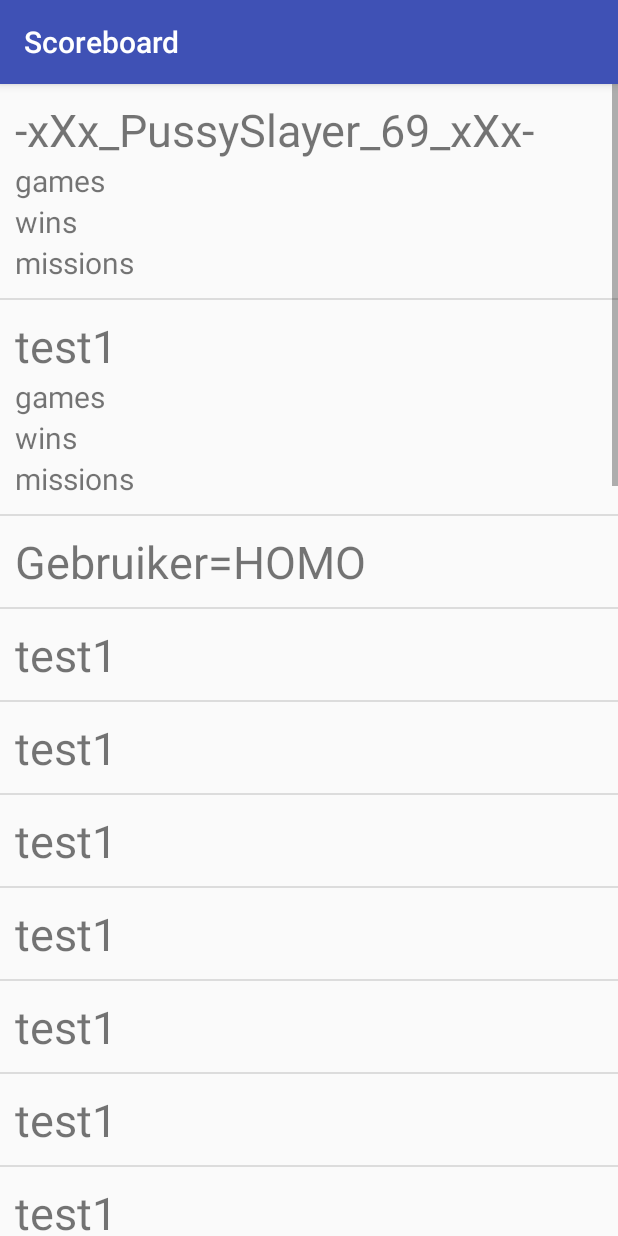
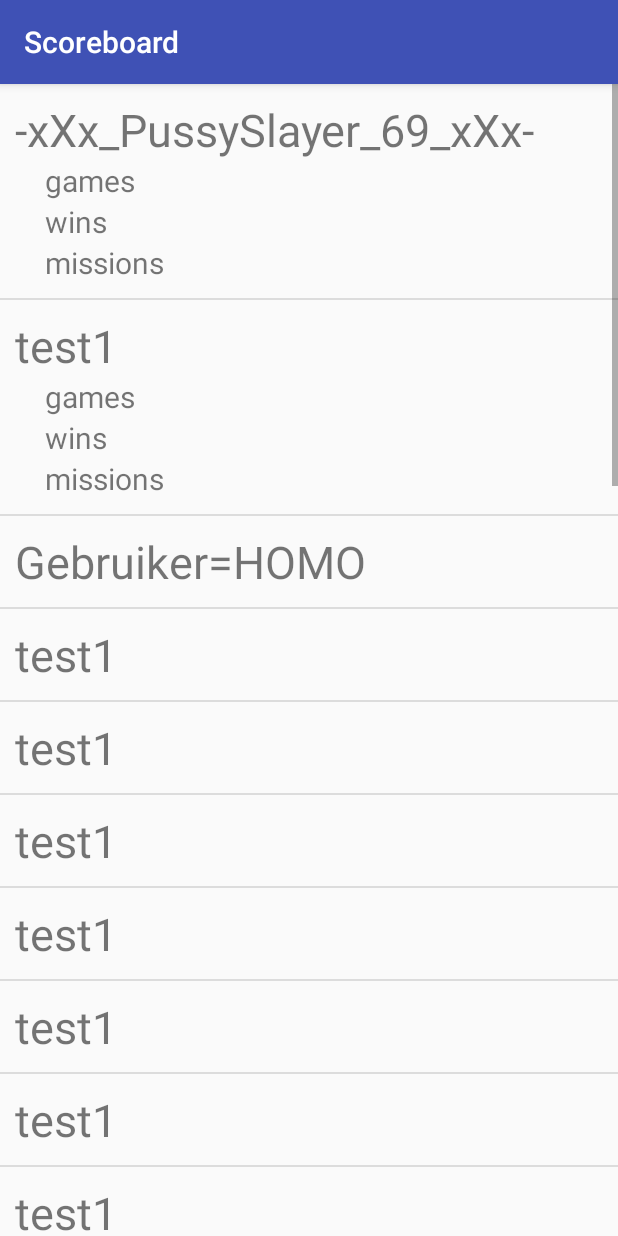
Before and after one commit to jhoobergs/PenO1516A3, an Android app: the ScoreboardActivity screen opened directly, with no data from a screen before it, after a tap on "test1", on a phone screen of 412 x 824 dp. Run offline under Robolectric (Android 15) with nearby library versions, the phone set to English and light mode, and no system bars; 1 other tap on this screen came first.

Commit message:
extra padding

```diff
--- a/NightGame/app/src/main/res/layout/list_scores.xml
+++ b/NightGame/app/src/main/res/layout/list_scores.xml
@@ -16,6 +16,7 @@
         android:layout_width="match_parent"
         android:layout_height="wrap_content"
         android:orientation="vertical"
+        android:paddingLeft="20dp"
         android:id="@+id/extra_data"
         android:visibility="gone">
         <TextView
```
